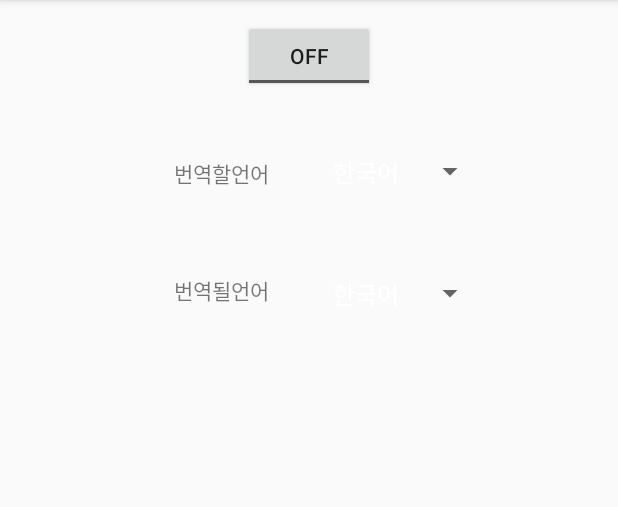
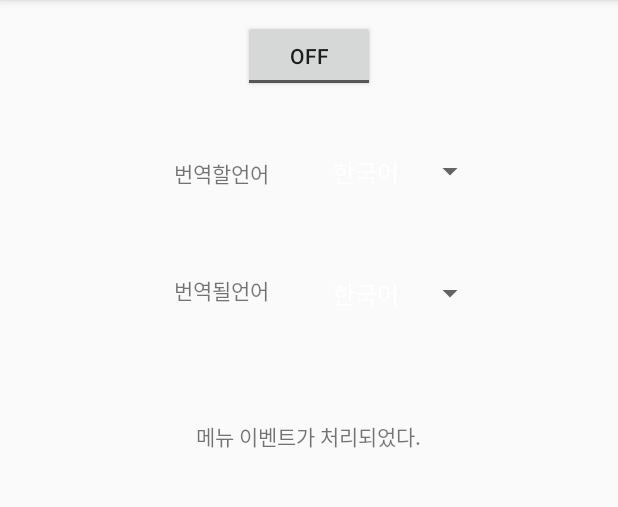
Before and after one commit to MDatabase/MyTrans, an Android app: the screen it shows after launch (MainActivity), in the options menu, after a tap on "API ID,패스워드", on a phone screen of 412 x 824 dp, the part 84-591 px from its top. Run offline under Robolectric (Android 15) with nearby library versions, the phone set to English and light mode, and no system bars.

Commit message:
add toggle button action with floating action

```diff
--- a/app/src/main/java/com/example/mytrans/MainActivity.java
+++ b/app/src/main/java/com/example/mytrans/MainActivity.java
@@ -29,8 +29,9 @@ public class MainActivity extends AppCompatActivity {
     ArrayAdapter<String> arrayAdapter;
     Button OnOffBtn;
     Button fBtn;
-    TextView fTxt;
+    TextView fTxt,rTT;
     ToggleButton ftoggle;
+    MenuItem mainmenuitem;
 
 
 
@@ -43,8 +44,11 @@ public class MainActivity extends AppCompatActivity {
     @Override
     public boolean onOptionsItemSelected(MenuItem item) {
         // Handle presses on the action bar items
+        rTT=findViewById(R.id.reportTT);
         switch (item.getItemId()) {
             case R.id.ppgAPImenu:
+                //Toast.makeText(this, "메뉴 이벤트가 처리되었다.",Toast.LENGTH_SHORT).show();
+                rTT.setText("메뉴 이벤트가 처리되었다.");
                 return true;
             default:
                 return super.onOptionsItemSelected(item);
@@ -57,8 +61,10 @@ public class MainActivity extends AppCompatActivity {
         setContentView(R.layout.activity_main);
         askForSystemOverlayPermission(); // 퍼미션을 묻는 함수
 
-        ftoggle=findViewById(R.id.toggleButton);
+        mainmenuitem=findViewById(R.id.ppgAPImenu);
+        ftoggle=findViewById(R.id.fTB);
         fBtn=findViewById(R.id.fbutton);
+        rTT=findViewById(R.id.reportTT);
         //fTxt=findViewById(R.id.ftextView);
         int badge_count = getIntent().getIntExtra("badge_count", 0);
 
@@ -73,6 +79,26 @@ public class MainActivity extends AppCompatActivity {
                 } else {
                     errorToast();
                 }
+            }
+        });
+        ftoggle.setOnCheckedChangeListener(new CompoundButton.OnCheckedChangeListener() {
+            @Override
+            public void onCheckedChanged(CompoundButton buttonView, boolean isChecked) {
+                Intent fIT=new Intent(MainActivity.this, FloatingWidgetService.class);
+                if (isChecked == true){
+                    if (Build.VERSION.SDK_INT < Build.VERSION_CODES.M || Settings.canDrawOverlays(MainActivity.this)) {
+                        startService(fIT);
+                    } else {
+                        errorToast();
+                    }
+                    //Toast.makeText(MainActivity.this, "플로팅버튼-ON", Toast.LENGTH_SHORT).show();
+                   // rTT.setText("토글버튼 이벤트가 처리되었다.");
+                } else {
+                    stopService(fIT);
+                    //Toast.makeText(MainActivity.this, "플로팅버튼-OFF", Toast.LENGTH_SHORT).show();
+                    //rTT.setText("토글버튼off 이벤트가 처리되었다.");
+                }
+
             }
         });
 
@@ -91,8 +117,8 @@ public class MainActivity extends AppCompatActivity {
         tT.setOnItemSelectedListener(new AdapterView.OnItemSelectedListener(){
             @Override
             public void onItemSelected(AdapterView<?> adapterView, View view, int i, long l){
-                Toast.makeText(getApplicationContext(),langList.get(i)+"가 선택되었습니다.",
-                        Toast.LENGTH_SHORT).show();
+                //Toast.makeText(getApplicationContext(),langList.get(i)+"가 선택되었습니다.",Toast.LENGTH_SHORT).show();
+                rTT.setText("스피너 이벤트가 처리되었다.");
             }
             @Override
             public void onNothingSelected(AdapterView<?> adapterView) {
@@ -103,24 +129,14 @@ public class MainActivity extends AppCompatActivity {
         tbT.setOnItemSelectedListener(new AdapterView.OnItemSelectedListener(){
             @Override
             public void onItemSelected(AdapterView<?> adapterView, View view, int i, long l){
-                Toast.makeText(getApplicationContext(),langList.get(i)+"가 선택되었습니다.",
-                        Toast.LENGTH_SHORT).show();
+                //Toast.makeText(getApplicationContext(),langList.get(i)+"가 선택되었습니다.",Toast.LENGTH_SHORT).show();
+                rTT.setText("스피너 이벤트가 처리되었다.");
             }
             @Override
             public void onNothingSelected(AdapterView<?> adapterView) {
             }
         });
-        ftoggle.setOnCheckedChangeListener(new CompoundButton.OnCheckedChangeListener() {
-            @Override
-            public void onCheckedChanged(CompoundButton buttonView, boolean isChecked) {
-                if (isChecked == true){
-                    Toast.makeText(MainActivity.this, "플로팅버튼-ON", Toast.LENGTH_SHORT).show();
-                } else {
-                    Toast.makeText(MainActivity.this, "플로팅버튼-OFF", Toast.LENGTH_SHORT).show();
-                }
 
-            }
-        });
 
 
 
--- a/app/src/main/res/layout/activity_main.xml
+++ b/app/src/main/res/layout/activity_main.xml
@@ -61,7 +61,7 @@
         app:layout_constraintTop_toTopOf="@+id/guideline3" />
 
     <ToggleButton
-        android:id="@+id/toggleButton"
+        android:id="@+id/fTB"
         android:layout_width="wrap_content"
         android:layout_height="wrap_content"
         android:textOff="@string/BtnOff"
@@ -92,4 +92,15 @@
         android:orientation="horizontal"
         app:layout_constraintGuide_begin="236dp" />
 
+    <TextView
+        android:id="@+id/reportTT"
+        android:layout_width="wrap_content"
+        android:layout_height="wrap_content"
+        android:layout_marginTop="44dp"
+        android:text="이벤트 처리결과"
+        app:layout_constraintEnd_toEndOf="parent"
+        app:layout_constraintHorizontal_bias="0.498"
+        app:layout_constraintStart_toStartOf="parent"
+        app:layout_constraintTop_toTopOf="@+id/guideline3" />
+
 </androidx.constraintlayout.widget.ConstraintLayout>
```
Also changed, not shown: app/src/main/java/com/example/mytrans/FloatingWidgetService.java (+0 -20 lines).
